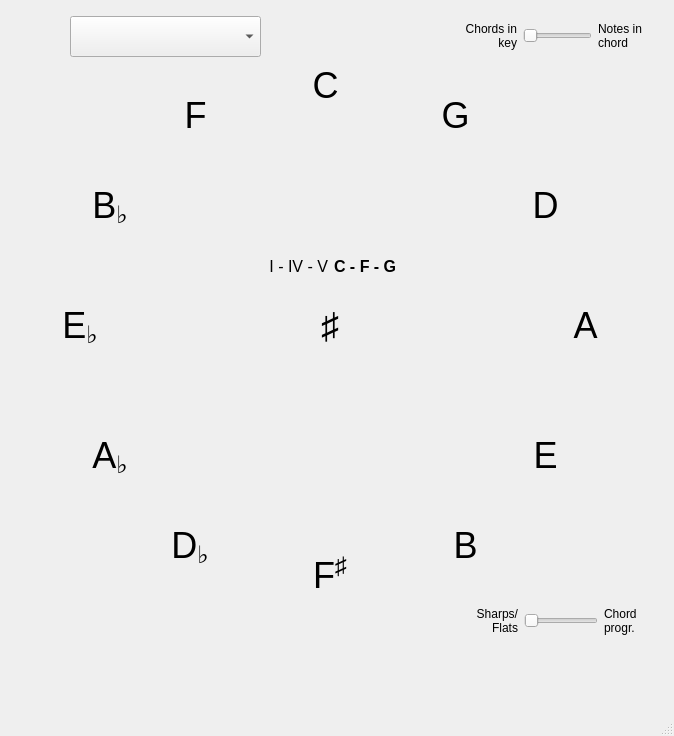
This is CircleOfFifths.ui in mreintz/circleOfFifths as Qt 5 draws it before an edit. The edited form follows.
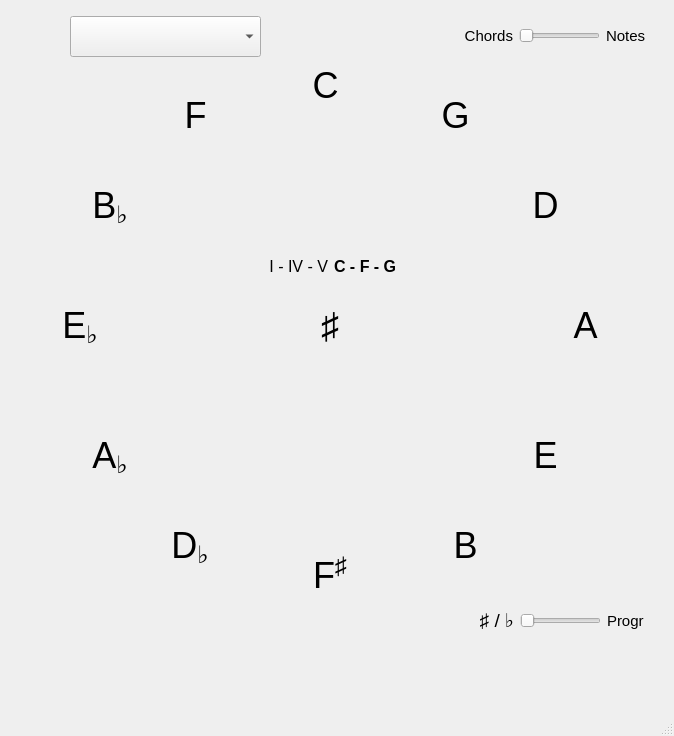
This is the edited form. Icons and pictures are not drawn. Custom widgets are drawn as their Qt base class.

Commit message: Nicer labels.

Diff of the .ui file:
```diff
--- a/CircleOfFifths.ui
+++ b/CircleOfFifths.ui
@@ -729,11 +729,16 @@
       <height>41</height>
      </rect>
     </property>
-    <layout class="QHBoxLayout" name="horizontalLayout_2">
+    <layout class="QHBoxLayout" name="horizontalLayout_2" stretch="2,3,2">
      <item>
       <widget class="QLabel" name="label_2">
+       <property name="font">
+        <font>
+         <pointsize>11</pointsize>
+        </font>
+       </property>
        <property name="text">
-        <string>Chords in key</string>
+        <string>Chords</string>
        </property>
        <property name="alignment">
         <set>Qt::AlignRight|Qt::AlignTrailing|Qt::AlignVCenter</set>
@@ -758,8 +763,13 @@
      </item>
      <item>
       <widget class="QLabel" name="label">
+       <property name="font">
+        <font>
+         <pointsize>11</pointsize>
+        </font>
+       </property>
        <property name="text">
-        <string>Notes in chord</string>
+        <string>Notes</string>
        </property>
        <property name="wordWrap">
         <bool>true</bool>
@@ -1119,11 +1129,16 @@
       <height>41</height>
      </rect>
     </property>
-    <layout class="QHBoxLayout" name="horizontalLayout_4">
+    <layout class="QHBoxLayout" name="horizontalLayout_4" stretch="2,3,2">
      <item>
       <widget class="QLabel" name="label_3">
+       <property name="font">
+        <font>
+         <pointsize>14</pointsize>
+        </font>
+       </property>
        <property name="text">
-        <string>Sharps/Flats</string>
+        <string>♯ / ♭</string>
        </property>
        <property name="alignment">
         <set>Qt::AlignRight|Qt::AlignTrailing|Qt::AlignVCenter</set>
@@ -1148,8 +1163,13 @@
      </item>
      <item>
       <widget class="QLabel" name="label_4">
+       <property name="font">
+        <font>
+         <pointsize>11</pointsize>
+        </font>
+       </property>
        <property name="text">
-        <string>Chord progr.</string>
+        <string>Progr</string>
        </property>
        <property name="wordWrap">
         <bool>true</bool>
```
The commit also changes 1 other file.
